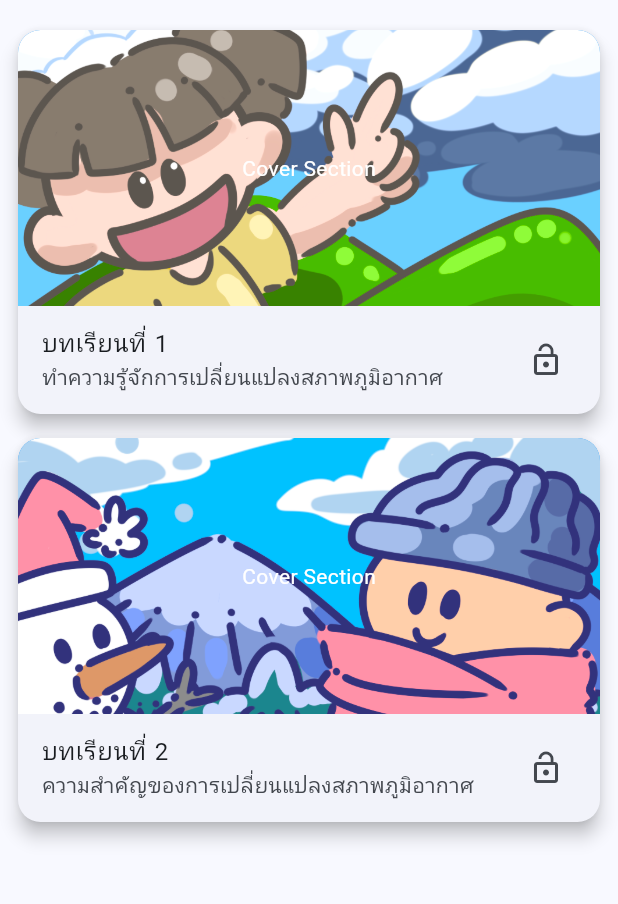
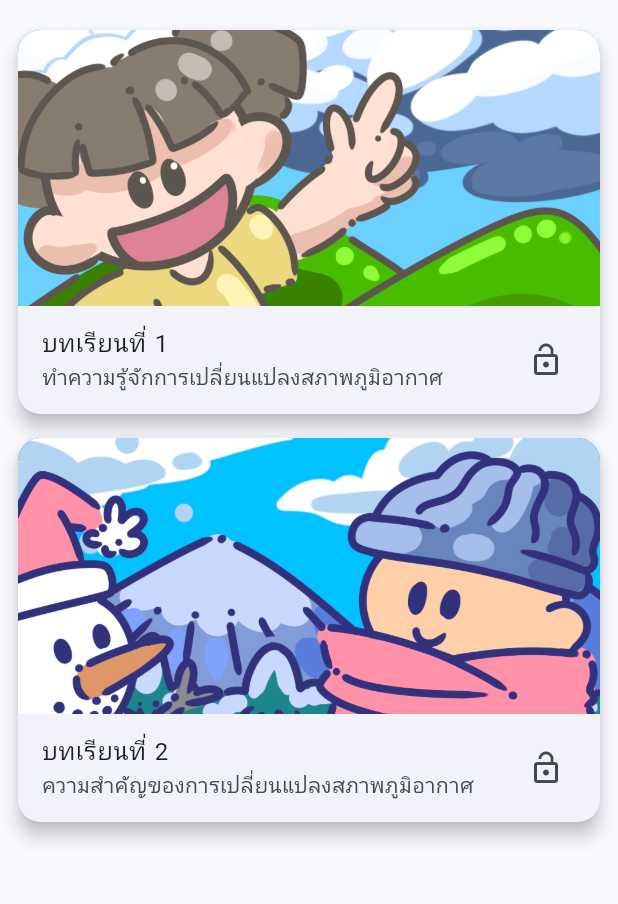
Before and after one commit to HugeKC01/flutter_studyclimatechange, a Flutter app: the Module1Screen screen opened directly, on a phone screen of 412 x 824 dp, the part 72-976 px from its top. Run offline on Flutter 3.47's test engine with Material 3 defaults, Android fonts, the phone set to English and light mode, and no system bars; our stand-ins replace shared_preferences; accounts and stored records are empty.

Commit message:
image module update

```diff
--- a/lib/learningpage/module1/m1_main.dart
+++ b/lib/learningpage/module1/m1_main.dart
@@ -73,7 +73,7 @@ class Module1Screen extends StatelessWidget {
                           padding: const EdgeInsets.all(8.0),
                           child: const Center(
                             child: Text(
-                              'Cover Section',
+                              '',
                               style: TextStyle(color: Colors.white),
                             ),
                           ),
--- a/lib/learningpage/module2/m2_main.dart
+++ b/lib/learningpage/module2/m2_main.dart
@@ -73,7 +73,7 @@ class Module2Screen extends StatelessWidget {
                           padding: const EdgeInsets.all(8.0),
                           child: const Center(
                             child: Text(
-                              'Cover Section',
+                              '',
                               style: TextStyle(color: Colors.white),
                             ),
                           ),
--- a/lib/learningpage/module3/m3_main.dart
+++ b/lib/learningpage/module3/m3_main.dart
@@ -73,7 +73,7 @@ class Module3Screen extends StatelessWidget {
                           padding: const EdgeInsets.all(8.0),
                           child: const Center(
                             child: Text(
-                              'Cover Section',
+                              '',
                               style: TextStyle(color: Colors.white),
                             ),
                           ),
```
Also changed, not shown: asset/default/Module01.png (added), asset/default/Module02.png (added), asset/default/Module03.png (added).
